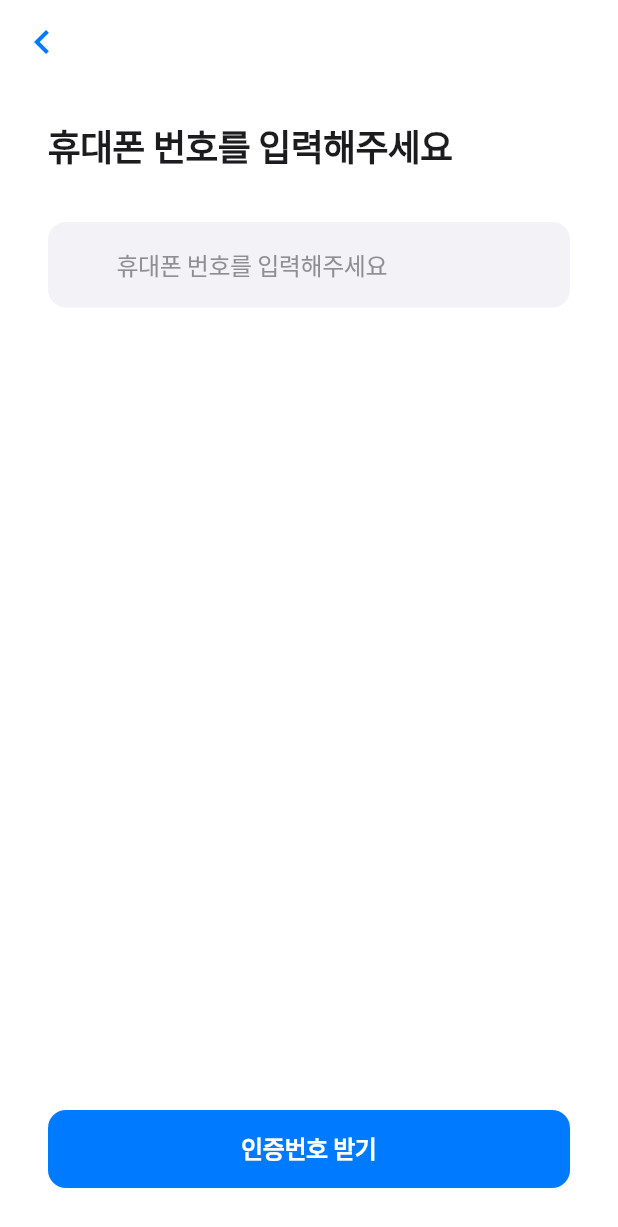
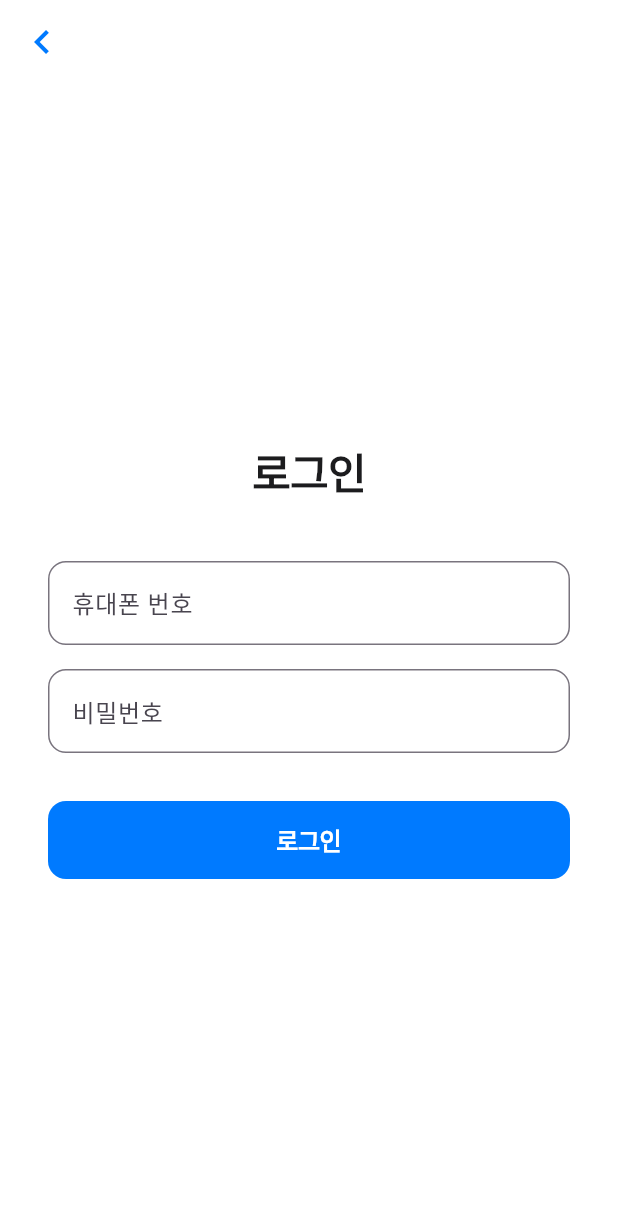
Before and after one commit to gwon7210/gaechuk_app, a Flutter app: the LoginScreen screen opened by its route, on a phone screen of 412 x 824 dp. Shown: the top 1227 px of the screen. Run offline on Flutter 3.47's test engine with Material 3 defaults, Android fonts, the phone set to English and light mode, and no system bars; our stand-ins replace badges, firebase_auth, firebase_core, image_picker, lottie, shared_preferences and 1 more; accounts and stored records are empty; Roboto replaces fonts that are missing (Pretendard); project files that could hold a hidden picture were left out.

Commit message:
로그인 완성 및 오묵완 페이지 추가

```diff
--- a/lib/main.dart
+++ b/lib/main.dart
@@ -6,6 +6,7 @@ import 'screens/write_post_screen.dart';
 import 'screens/write_omukwan_screen.dart';
 import 'screens/settings_screen.dart';
 import 'screens/password_screen.dart';
+import 'screens/omukwan_screen.dart';
 import 'package:intl/date_symbol_data_local.dart';
 import 'package:firebase_core/firebase_core.dart';
 
@@ -32,11 +33,13 @@ class MyApp extends StatelessWidget {
       routes: {
         '/': (context) => const WelcomeScreen(),
         '/login': (context) => const LoginScreen(),
+        '/home': (context) => const MainHomeScreen(),
         '/mail': (context) => const MainHomeScreen(),
         '/write': (context) => const WritePostScreen(),
         '/write_omukwan': (context) => const WriteOmukwanScreen(),
         '/settings': (context) => const SettingsScreen(),
         '/password': (context) => const PasswordScreen(phoneNumber: ''),
+        '/omukwan': (context) => const OmukwanScreen(),
       },
     );
   }
--- a/lib/screens/login_screen.dart
+++ b/lib/screens/login_screen.dart
@@ -1,86 +1,64 @@
 import 'package:flutter/material.dart';
+import '../services/api_service.dart';
 import '../services/auth_service.dart';
-import '../services/api_service.dart';
-import 'verification_screen.dart';
-import 'package:firebase_auth/firebase_auth.dart';
 
 class LoginScreen extends StatefulWidget {
   const LoginScreen({Key? key}) : super(key: key);
 
   @override
-  _LoginScreenState createState() => _LoginScreenState();
+  State<LoginScreen> createState() => _LoginScreenState();
 }
 
 class _LoginScreenState extends State<LoginScreen> {
   final _formKey = GlobalKey<FormState>();
   final _phoneController = TextEditingController();
-  final _authService = AuthService();
+  final _passwordController = TextEditingController();
   final _apiService = ApiService();
-  final _auth = FirebaseAuth.instance;
   bool _isLoading = false;
 
   @override
   void initState() {
     super.initState();
-    _authService.init();
   }
 
-  Future<void> _sendVerificationCode() async {
+  Future<void> _login() async {
     if (_formKey.currentState!.validate()) {
       setState(() {
         _isLoading = true;
       });
 
       try {
-        // 전화번호 형식 변환 (01012345678 -> +821012345678)
-        final phoneNumber = '+82${_phoneController.text.substring(1)}';
+        print('로그인 시도: ${_phoneController.text}');
+        final response = await _apiService.login(
+          _phoneController.text,
+          _passwordController.text,
+        );
+        print('로그인 응답: $response');
 
-        // Firebase 전화번호 인증 요청
-        await _auth.verifyPhoneNumber(
-          phoneNumber: phoneNumber,
-          verificationCompleted: (PhoneAuthCredential credential) async {
-            // 자동 인증 완료 시 (Android에서만 작동)
-            await _auth.signInWithCredential(credential);
+        final AuthService authService = AuthService();
+        await authService.saveToken(response['access_token']);
+
         if (mounted) {
-              Navigator.push(
-                context,
-                MaterialPageRoute(
-                  builder: (context) => VerificationScreen(
-                    phoneNumber: _phoneController.text,
-                    verificationId: credential.verificationId ?? '',
+          Navigator.pushReplacementNamed(context, '/home');
+        }
+      } catch (e) {
+        print('로그인 에러: $e');
+        if (mounted) {
+          String errorMessage = '로그인에 실패했습니다.';
+
+          if (e.toString().contains('401')) {
+            errorMessage = '휴대폰 번호 또는 비밀번호가 올바르지 않습니다.';
+          } else if (e.toString().contains('404')) {
+            errorMessage = '존재하지 않는 계정입니다.';
+          } else if (e.toString().contains('500')) {
+            errorMessage = '서버 오류가 발생했습니다. 잠시 후 다시 시도해주세요.';
+          }
+
+          ScaffoldMessenger.of(context).showSnackBar(
+            SnackBar(
+              content: Text(errorMessage),
+              backgroundColor: Colors.red,
             ),
-                ),
-              );
-            }
-          },
-          verificationFailed: (FirebaseAuthException e) {
-            if (mounted) {
-              ScaffoldMessenger.of(context).showSnackBar(
-                SnackBar(content: Text('인증번호 전송 실패: ${e.message}')),
-              );
-            }
-          },
-          codeSent: (String verificationId, int? resendToken) {
-            if (mounted) {
-              Navigator.push(
-                context,
-                MaterialPageRoute(
-                  builder: (context) => VerificationScreen(
-                    phoneNumber: _phoneController.text,
-                    verificationId: verificationId,
-                  ),
-                ),
-              );
-            }
-          },
-          codeAutoRetrievalTimeout: (String verificationId) {
-            // 타임아웃 처리
-          },
-        );
-      } catch (e) {
-        if (mounted) {
-          ScaffoldMessenger.of(context).showSnackBar(
-            SnackBar(content: Text(e.toString())),
           );
         }
       } finally {
@@ -115,43 +93,27 @@ class _LoginScreenState extends State<LoginScreen> {
           child: Form(
             key: _formKey,
             child: Column(
-              crossAxisAlignment: CrossAxisAlignment.start,
+              mainAxisAlignment: MainAxisAlignment.center,
+              crossAxisAlignment: CrossAxisAlignment.stretch,
               children: [
-                const SizedBox(height: 24),
                 const Text(
-                  '휴대폰 번호를 입력해주세요',
+                  '로그인',
                   style: TextStyle(
-                    fontSize: 24,
+                    fontSize: 28,
                     fontWeight: FontWeight.w600,
                     color: Color(0xFF1C1C1E),
                     letterSpacing: -0.5,
                   ),
+                  textAlign: TextAlign.center,
                 ),
-                const SizedBox(height: 32),
-                Container(
-                  decoration: BoxDecoration(
-                    color: const Color(0xFFF2F2F7),
-                    borderRadius: BorderRadius.circular(12),
-                  ),
-                  child: TextFormField(
+                const SizedBox(height: 40),
+                TextFormField(
                   controller: _phoneController,
                   decoration: const InputDecoration(
-                      hintText: '휴대폰 번호를 입력해주세요',
-                      hintStyle: TextStyle(
-                        color: Color(0xFF8E8E93),
-                        fontSize: 16,
-                        letterSpacing: -0.3,
-                      ),
-                      prefixText: '+82 ',
-                      prefixStyle: TextStyle(
-                        color: Color(0xFF1C1C1E),
-                        fontSize: 16,
-                        letterSpacing: -0.3,
-                      ),
-                      border: InputBorder.none,
-                      contentPadding: EdgeInsets.symmetric(
-                        horizontal: 16,
-                        vertical: 16,
+                    labelText: '휴대폰 번호',
+                    hintText: '01012345678',
+                    border: OutlineInputBorder(
+                      borderRadius: BorderRadius.all(Radius.circular(12)),
                     ),
                   ),
                   keyboardType: TextInputType.phone,
@@ -159,19 +121,37 @@ class _LoginScreenState extends State<LoginScreen> {
                     if (value == null || value.isEmpty) {
                       return '휴대폰 번호를 입력해주세요';
                     }
-                      if (value.length < 10) {
-                        return '올바른 휴대폰 번호를 입력해주세요';
-                      }
+                    // if (!RegExp(r'^01[0-9]{8,9}\$').hasMatch(value)) {
+                    //   return '올바른 휴대폰 번호를 입력해주세요';
+                    // }
                     return null;
                   },
                 ),
+                const SizedBox(height: 16),
+                TextFormField(
+                  controller: _passwordController,
+                  decoration: const InputDecoration(
+                    labelText: '비밀번호',
+                    border: OutlineInputBorder(
+                      borderRadius: BorderRadius.all(Radius.circular(12)),
                     ),
-                const Spacer(),
+                  ),
+                  obscureText: true,
+                  validator: (value) {
+                    if (value == null || value.isEmpty) {
+                      return '비밀번호를 입력해주세요';
+                    }
+                    // if (value.length < 6) {
+                    //   return '비밀번호는 6자 이상이어야 합니다';
+                    // }
+                    return null;
+                  },
+                ),
+                const SizedBox(height: 32),
                 SizedBox(
-                  width: double.infinity,
                   height: 52,
                   child: ElevatedButton(
-                    onPressed: _isLoading ? null : _sendVerificationCode,
+                    onPressed: _isLoading ? null : _login,
                     style: ElevatedButton.styleFrom(
                       backgroundColor: const Color(0xFF007AFF),
                       shape: RoundedRectangleBorder(
@@ -180,12 +160,9 @@ class _LoginScreenState extends State<LoginScreen> {
                       elevation: 0,
                     ),
                     child: _isLoading
-                        ? const CircularProgressIndicator(
-                            valueColor:
-                                AlwaysStoppedAnimation<Color>(Colors.white),
-                          )
+                        ? const CircularProgressIndicator(color: Colors.white)
                         : const Text(
-                            '인증번호 받기',
+                            '로그인',
                             style: TextStyle(
                               fontSize: 16,
                               fontWeight: FontWeight.w600,
@@ -195,7 +172,6 @@ class _LoginScreenState extends State<LoginScreen> {
                           ),
                   ),
                 ),
-                const SizedBox(height: 32),
               ],
             ),
           ),
@@ -207,6 +183,7 @@ class _LoginScreenState extends State<LoginScreen> {
   @override
   void dispose() {
     _phoneController.dispose();
+    _passwordController.dispose();
     super.dispose();
   }
 }
```
Also changed, not shown: lib/screens/main_home_screen.dart (+10 -31 lines), lib/screens/omukwan_screen.dart (added, +44 -0 lines), lib/screens/password_screen.dart (+21 -2 lines), lib/screens/welcome_screen.dart (+6 -1 lines), lib/services/api_service.dart (+30 -10 lines). Lines whose indentation alone changed are shown as unchanged.
